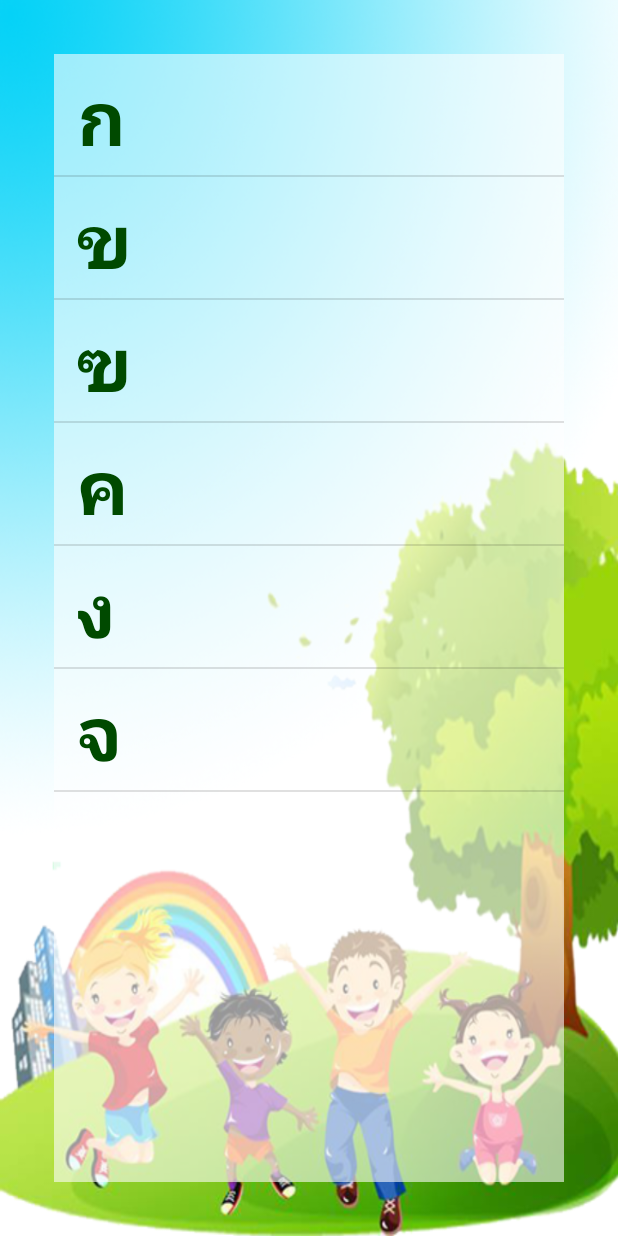
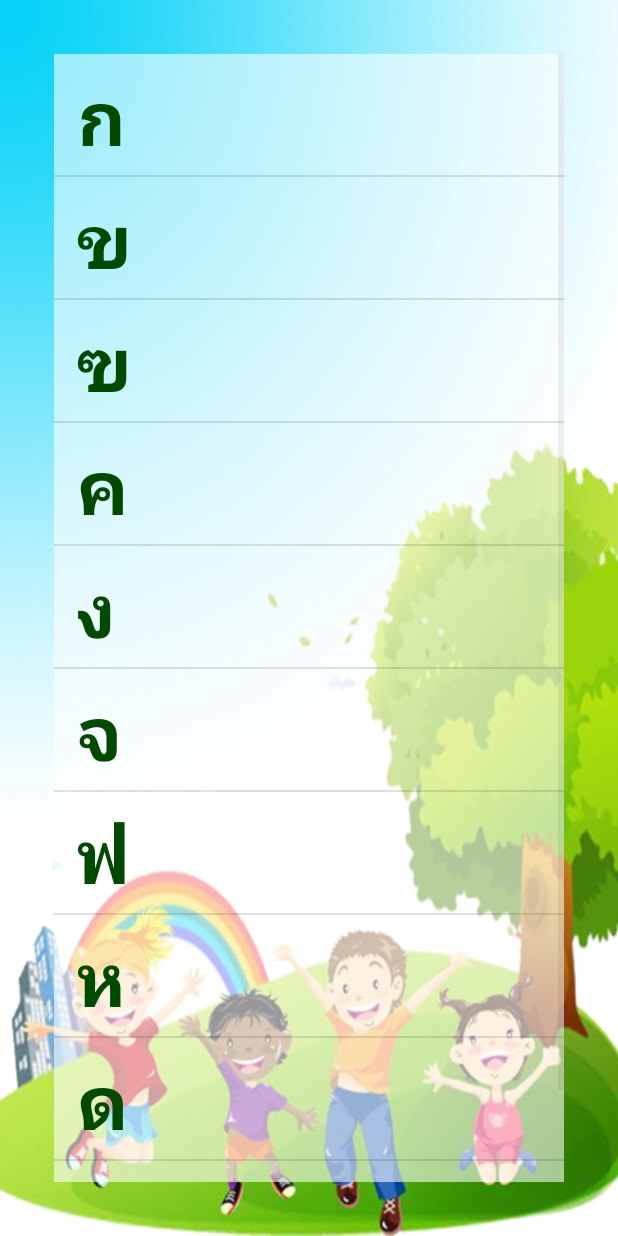
Before and after one commit to khurkham/Sorting-Thai, an Android app: the SortListView screen opened directly, with no data from a screen before it, on a phone screen of 412 x 824 dp. Run offline under Robolectric (Android 15) with nearby library versions, the phone set to English and light mode, and no system bars.

Commit message:
ListView Finish

```diff
--- a/app/src/main/java/appewtc/masterung/sortingthai/MainActivity.java
+++ b/app/src/main/java/appewtc/masterung/sortingthai/MainActivity.java
@@ -1,8 +1,8 @@
 package appewtc.masterung.sortingthai;
 
 import android.content.Intent;
+import android.os.Bundle;
 import android.support.v7.app.AppCompatActivity;
-import android.os.Bundle;
 import android.view.View;
 
 public class MainActivity extends AppCompatActivity {
@@ -25,5 +25,4 @@ public class MainActivity extends AppCompatActivity {
     }
 
 
-
 }   // Main Class
--- a/app/src/main/java/appewtc/masterung/sortingthai/SortAdapter.java
+++ b/app/src/main/java/appewtc/masterung/sortingthai/SortAdapter.java
@@ -11,7 +11,7 @@ import android.widget.TextView;
  * Created by masterUNG on 9/28/2016 AD.
  */
 
-public class SortAdapter extends BaseAdapter{
+public class SortAdapter extends BaseAdapter {
 
     //Explicit
     private Context context;
--- a/app/src/main/java/appewtc/masterung/sortingthai/SortListView.java
+++ b/app/src/main/java/appewtc/masterung/sortingthai/SortListView.java
@@ -1,7 +1,7 @@
 package appewtc.masterung.sortingthai;
 
+import android.os.Bundle;
 import android.support.v7.app.AppCompatActivity;
-import android.os.Bundle;
 import android.widget.ListView;
 
 public class SortListView extends AppCompatActivity {
--- a/app/src/main/res/layout/activity_sort_list_view.xml
+++ b/app/src/main/res/layout/activity_sort_list_view.xml
@@ -4,17 +4,17 @@
     android:id="@+id/activity_sort_list_view"
     android:layout_width="match_parent"
     android:layout_height="match_parent"
+    android:background="@drawable/bg"
     android:paddingBottom="@dimen/activity_vertical_margin"
     android:paddingLeft="@dimen/activity_horizontal_margin"
     android:paddingRight="@dimen/activity_horizontal_margin"
     android:paddingTop="@dimen/activity_vertical_margin"
-    tools:context="appewtc.masterung.sortingthai.SortListView"
-    android:background="@drawable/bg">
+    tools:context="appewtc.masterung.sortingthai.SortListView">
 
     <ListView
+        android:id="@+id/sortListview"
         android:layout_width="match_parent"
         android:layout_height="match_parent"
         android:layout_margin="20dp"
-        android:background="#96ffffff"
-        android:id="@+id/sortListview" />
+        android:background="#96ffffff" />
 </RelativeLayout>
--- a/app/src/main/res/layout/sort_listview.xml
+++ b/app/src/main/res/layout/sort_listview.xml
@@ -1,17 +1,18 @@
 <?xml version="1.0" encoding="utf-8"?>
 <LinearLayout xmlns:android="http://schemas.android.com/apk/res/android"
-    android:orientation="vertical" android:layout_width="match_parent"
-    android:layout_height="wrap_content">
+    android:layout_width="match_parent"
+    android:layout_height="wrap_content"
+    android:orientation="vertical">
 
     <TextView
-        android:text="TextView"
+        android:id="@+id/textView"
         android:layout_width="match_parent"
         android:layout_height="wrap_content"
-        android:id="@+id/textView"
-        android:textSize="@dimen/h1"
-        android:textStyle="normal|bold"
+        android:layout_marginBottom="5dp"
         android:layout_marginLeft="15dp"
         android:layout_marginTop="5dp"
-        android:layout_marginBottom="5dp"
-        android:textColor="@color/text" />
+        android:text="TextView"
+        android:textColor="@color/text"
+        android:textSize="@dimen/h1"
+        android:textStyle="normal|bold" />
 </LinearLayout>
--- a/app/src/main/res/values/sort_data.xml
+++ b/app/src/main/res/values/sort_data.xml
@@ -9,6 +9,10 @@
         <item>ค</item>
         <item>ง</item>
         <item>จ</item>
+        <item>ฟ</item>
+        <item>ห</item>
+        <item>ด</item>
+        <item>ผ</item>
 
     </string-array>
 
--- a/gradle.properties
+++ b/gradle.properties
@@ -1,16 +1,12 @@
 # Project-wide Gradle settings.
-
 # IDE (e.g. Android Studio) users:
 # Gradle settings configured through the IDE *will override*
 # any settings specified in this file.
-
 # For more details on how to configure your build environment visit
 # http://www.gradle.org/docs/current/userguide/build_environment.html
-
 # Specifies the JVM arguments used for the daemon process.
 # The setting is particularly useful for tweaking memory settings.
 org.gradle.jvmargs=-Xmx1536m
-
 # When configured, Gradle will run in incubating parallel mode.
 # This option should only be used with decoupled projects. More details, visit
 # http://www.gradle.org/docs/current/userguide/multi_project_builds.html#sec:decoupled_projects
```
Also changed, not shown: app/src/main/res/layout/activity_main.xml (+12 -12 lines), 2 other files.
